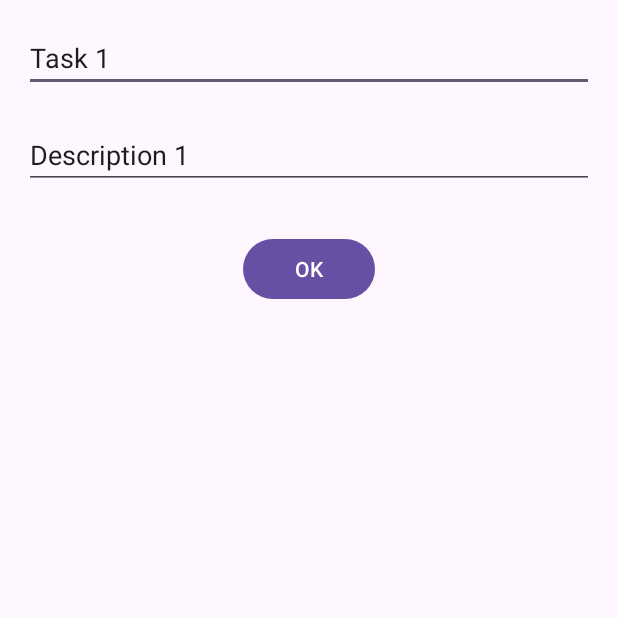
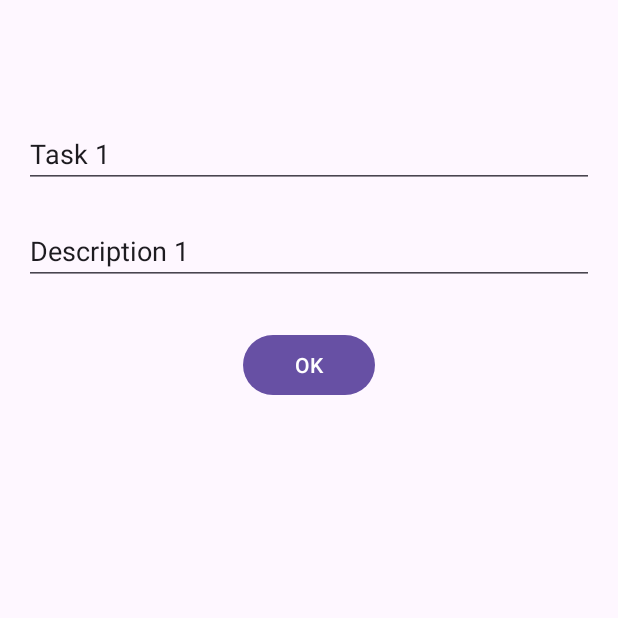
Before and after one commit to CyrilFind/kodo2, an Android app: the screen it shows after launch (FormActivity before the commit, MainActivity after it), after a tap on "Task 1", on a phone screen of 412 x 824 dp, the top half of it. Run offline under Robolectric (Android 15) with nearby library versions, the phone set to English and light mode, and no system bars.

Commit message:
fragment version

```diff
--- /dev/null
+++ b/app/src/main/java/io/cyrilfind/kodo2/FormFragment.kt
@@ -0,0 +1,44 @@
+package io.cyrilfind.kodo2
+
+import android.os.Bundle
+import androidx.fragment.app.Fragment
+import android.view.LayoutInflater
+import android.view.View
+import android.view.ViewGroup
+import androidx.appcompat.app.AppCompatActivity
+import androidx.navigation.fragment.findNavController
+import io.cyrilfind.kodo2.databinding.FragmentFormBinding
+
+/**
+ * A simple [Fragment] subclass as the second destination in the navigation.
+ */
+class FormFragment : Fragment() {
+
+    private lateinit var binding: FragmentFormBinding
+
+    override fun onCreateView(
+        inflater: LayoutInflater, container: ViewGroup?,
+        savedInstanceState: Bundle?
+    ): View {
+        binding = FragmentFormBinding.inflate(inflater, container, false)
+        return binding.root
+    }
+
+    override fun onViewCreated(view: View, savedInstanceState: Bundle?) {
+        super.onViewCreated(view, savedInstanceState)
+        val task = findNavController().previousBackStackEntry?.savedStateHandle?.get<Task>(TASK_KEY)
+
+        binding.editTitle.setText(task?.title ?: "title")
+        binding.editDescription.setText(task?.description ?: "description")
+
+        val id = task?.id ?: newUuid()
+        binding.validateButton.setOnClickListener {
+            val newTitle = binding.editTitle.text.toString()
+            val newDescription = binding.editDescription.text.toString()
+            val newTask = Task(id = id, title = newTitle, description = newDescription)
+
+            findNavController().previousBackStackEntry?.savedStateHandle?.set(TASK_KEY, newTask)
+            findNavController().popBackStack()
+        }
+    }
+}
--- /dev/null
+++ b/app/src/main/java/io/cyrilfind/kodo2/ListFragment.kt
@@ -0,0 +1,71 @@
+package io.cyrilfind.kodo2
+
+import android.content.Intent
+import android.os.Bundle
+import android.system.Os.remove
+import android.view.LayoutInflater
+import android.view.View
+import android.view.ViewGroup
+import androidx.fragment.app.Fragment
+import androidx.navigation.fragment.findNavController
+import io.cyrilfind.kodo2.databinding.FragmentListBinding
+import java.io.Serializable
+
+/**
+ * A simple [Fragment] subclass as the default destination in the navigation.
+ */
+class ListFragment : Fragment() {
+
+    private lateinit var binding: FragmentListBinding
+
+    var tasks: List<Task> = listOf(Task(newUuid(), "Task 1", "Description 1"))
+    private val adapter = TaskListAdapter(object : TaskListListener {
+        override fun onClickEdit(task: Task) {
+            findNavController().currentBackStackEntry?.savedStateHandle?.set(TASK_KEY, task)
+            findNavController().navigate(R.id.action_FirstFragment_to_SecondFragment)
+        }
+
+        override fun onClickRemove(task: Task) {
+            TODO("Not yet implemented")
+        }
+
+    })
+
+    override fun onCreateView(
+        inflater: LayoutInflater, container: ViewGroup?,
+        savedInstanceState: Bundle?
+    ): View {
+        binding = FragmentListBinding.inflate(inflater, container, false)
+        return binding.root
+    }
+
+    override fun onViewCreated(view: View, savedInstanceState: Bundle?) {
+        super.onViewCreated(view, savedInstanceState)
+
+        val previousList = savedInstanceState?.getSerializable("tasks") as? List<Task>
+        if (previousList != null) tasks = previousList
+
+        binding.tasksRecyclerView.adapter = adapter
+        adapter.submitList(tasks)
+        findNavController().currentBackStackEntry?.savedStateHandle
+            ?.getLiveData<Task>(TASK_KEY)
+            ?.observe(viewLifecycleOwner) { newTask ->
+                val oldTask = tasks.firstOrNull { it.id == newTask.id }
+                if (oldTask != null) tasks = tasks - oldTask
+                tasks = tasks + newTask
+                adapter.submitList(tasks)
+                findNavController().currentBackStackEntry?.savedStateHandle?.remove<Task>(TASK_KEY)
+            }
+
+        binding.fab.setOnClickListener {
+            findNavController().navigate(R.id.action_FirstFragment_to_SecondFragment)
+        }
+
+    }
+
+    override fun onSaveInstanceState(outState: Bundle) {
+        super.onSaveInstanceState(outState)
+        outState.putSerializable("tasks", tasks as Serializable)
+    }
+
+}
--- a/app/src/main/java/io/cyrilfind/kodo2/MainActivity.kt
+++ b/app/src/main/java/io/cyrilfind/kodo2/MainActivity.kt
@@ -59,54 +59,15 @@ data class Task(val id: String, val title: String, val description: String) : Se
 const val TASK_KEY = "task"
 
 class MainActivity : AppCompatActivity() {
-    var tasks: List<Task> = listOf(Task(newUuid(), "Task 1", "Description 1"))
     private lateinit var binding: ActivityMainBinding
 
-    private val adapter = TaskListAdapter(object : TaskListListener {
-        override fun onClickEdit(task: Task) {
-            val intent = Intent(this@MainActivity, FormActivity::class.java)
-            intent.putExtra(TASK_KEY, task)
-            formLauncher.launch(intent)
-        }
-
-        override fun onClickRemove(task: Task) {
-            TODO("Not yet implemented")
-        }
-
-    })
-
-    private val formLauncher: ActivityResultLauncher<Intent> =
-        registerForActivityResult(ActivityResultContracts.StartActivityForResult()) { result ->
-            val newTask = result.data!!.getSerializableExtra(TASK_KEY) as? Task
-                ?: return@registerForActivityResult
-            val oldTask = tasks.firstOrNull { it.id == newTask.id }
-            if (oldTask != null) tasks = tasks - oldTask
-            tasks = tasks + newTask
-            adapter.submitList(tasks)
-        }
-
     override fun onCreate(savedInstanceState: Bundle?) {
-        val previousList = savedInstanceState?.getSerializable("tasks") as? List<Task>
-        if (previousList != null) tasks = previousList
 
         WindowCompat.setDecorFitsSystemWindows(window, false)
         super.onCreate(savedInstanceState)
 
         binding = ActivityMainBinding.inflate(layoutInflater)
         setContentView(binding.root)
-
-        binding.tasksRecyclerView.adapter = adapter
-        adapter.submitList(tasks)
-
-        binding.fab.setOnClickListener {
-            val intent = Intent(this, FormActivity::class.java)
-            formLauncher.launch(intent)
-        }
-    }
-
-    override fun onSaveInstanceState(outState: Bundle) {
-        super.onSaveInstanceState(outState)
-        outState.putSerializable("tasks", tasks as Serializable)
     }
 
 }
--- a/app/src/main/res/layout/activity_main.xml
+++ b/app/src/main/res/layout/activity_main.xml
@@ -19,21 +19,22 @@
 
     </com.google.android.material.appbar.AppBarLayout>
 
-    <com.google.android.material.floatingactionbutton.FloatingActionButton
-        android:id="@+id/fab"
-        android:layout_width="wrap_content"
-        android:layout_height="wrap_content"
-        android:layout_gravity="bottom|end"
-        android:layout_marginEnd="@dimen/fab_margin"
-        android:layout_marginBottom="16dp"
-        app:srcCompat="@drawable/ic_baseline_add_24" />
-
-    <androidx.recyclerview.widget.RecyclerView
-        android:id="@+id/tasks_recyclerView"
-        app:layoutManager="androidx.recyclerview.widget.LinearLayoutManager"
-        tools:listitem="@layout/task_item"
+    <androidx.constraintlayout.widget.ConstraintLayout
         android:layout_width="match_parent"
         android:layout_height="match_parent"
-        />
+        app:layout_behavior="@string/appbar_scrolling_view_behavior">
+
+        <fragment
+            android:id="@+id/nav_host_fragment_content_main"
+            android:name="androidx.navigation.fragment.NavHostFragment"
+            android:layout_width="0dp"
+            android:layout_height="0dp"
+            app:defaultNavHost="true"
+            app:layout_constraintBottom_toBottomOf="parent"
+            app:layout_constraintEnd_toEndOf="parent"
+            app:layout_constraintStart_toStartOf="parent"
+            app:layout_constraintTop_toTopOf="parent"
+            app:navGraph="@navigation/nav_graph" />
+    </androidx.constraintlayout.widget.ConstraintLayout>
 
 </androidx.coordinatorlayout.widget.CoordinatorLayout>
--- /dev/null
+++ b/app/src/main/res/layout/fragment_form.xml
@@ -0,0 +1,46 @@
+<?xml version="1.0" encoding="utf-8"?>
+<androidx.constraintlayout.widget.ConstraintLayout xmlns:android="http://schemas.android.com/apk/res/android"
+    xmlns:app="http://schemas.android.com/apk/res-auto"
+    xmlns:tools="http://schemas.android.com/tools"
+    android:layout_width="match_parent"
+    android:layout_height="match_parent"
+    tools:context=".FormActivity">
+
+    <Button
+        android:id="@+id/validateButton"
+        android:layout_width="wrap_content"
+        android:layout_height="wrap_content"
+        android:layout_marginTop="29dp"
+        android:text="OK"
+        app:layout_constraintEnd_toEndOf="parent"
+        app:layout_constraintStart_toStartOf="parent"
+        app:layout_constraintTop_toBottomOf="@+id/editDescription" />
+
+    <EditText
+        android:id="@+id/editDescription"
+        android:layout_width="0dp"
+        android:layout_height="wrap_content"
+        android:layout_marginStart="16dp"
+        android:layout_marginTop="19dp"
+        android:layout_marginEnd="16dp"
+        android:ems="10"
+        android:inputType="textPersonName"
+        app:layout_constraintEnd_toEndOf="parent"
+        app:layout_constraintStart_toStartOf="parent"
+        app:layout_constraintTop_toBottomOf="@+id/editTitle"
+        tools:text="Description" />
+
+    <EditText
+        android:id="@+id/editTitle"
+        android:layout_width="0dp"
+        android:layout_height="wrap_content"
+        android:layout_marginStart="16dp"
+        android:layout_marginTop="16dp"
+        android:layout_marginEnd="16dp"
+        android:ems="10"
+        android:inputType="textPersonName"
+        app:layout_constraintEnd_toEndOf="parent"
+        app:layout_constraintStart_toStartOf="parent"
+        app:layout_constraintTop_toTopOf="parent"
+        tools:text="Title" />
+</androidx.constraintlayout.widget.ConstraintLayout>
--- a/app/src/main/res/navigation/nav_graph.xml
+++ b/app/src/main/res/navigation/nav_graph.xml
@@ -7,9 +7,9 @@
 
     <fragment
         android:id="@+id/FirstFragment"
-        android:name="io.cyrilfind.kodo2.FirstFragment"
+        android:name="io.cyrilfind.kodo2.ListFragment"
         android:label="@string/first_fragment_label"
-        tools:layout="@layout/fragment_first">
+        tools:layout="@layout/fragment_list">
 
         <action
             android:id="@+id/action_FirstFragment_to_SecondFragment"
@@ -17,9 +17,9 @@
     </fragment>
     <fragment
         android:id="@+id/SecondFragment"
-        android:name="io.cyrilfind.kodo2.SecondFragment"
+        android:name="io.cyrilfind.kodo2.FormFragment"
         android:label="@string/second_fragment_label"
-        tools:layout="@layout/fragment_second">
+        tools:layout="@layout/fragment_form">
 
         <action
             android:id="@+id/action_SecondFragment_to_FirstFragment"
```
Also changed, not shown: app/src/main/java/io/cyrilfind/kodo2/FirstFragment.kt (deleted, +0 -44 lines), app/src/main/java/io/cyrilfind/kodo2/SecondFragment.kt (deleted, +0 -44 lines), app/src/main/res/layout/content_main.xml (deleted, +0 -19 lines), app/src/main/res/layout/fragment_first.xml (deleted, +0 -35 lines), app/src/main/res/layout/fragment_list.xml (added, +29 -0 lines), app/src/main/res/layout/fragment_second.xml (deleted, +0 -35 lines).
